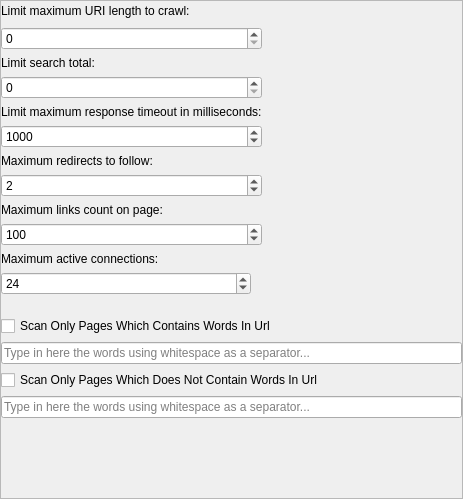
This is seospider/ui/limits_settings_widget.ui in andrascii/RiveSolutions_SEO_Spider as Qt 5 draws it before an edit. The edited form follows.
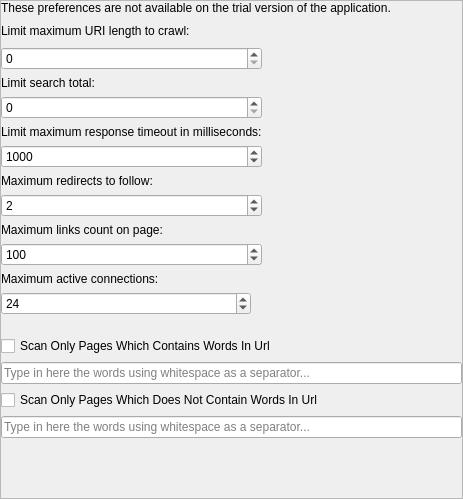
This is the edited form. Custom widgets are drawn as their Qt base class.

Commit message: Trial license gui changes

```diff
--- a/seospider/ui/limits_settings_widget.ui
+++ b/seospider/ui/limits_settings_widget.ui
@@ -52,61 +52,7 @@
       </property>
       <item>
        <layout class="QGridLayout" name="gridLayout">
-        <item row="3" column="0" colspan="2">
-         <widget class="QSpinBox" name="limitSearch">
-          <property name="sizePolicy">
-           <sizepolicy hsizetype="Preferred" vsizetype="Fixed">
-            <horstretch>0</horstretch>
-            <verstretch>0</verstretch>
-           </sizepolicy>
-          </property>
-          <property name="minimumSize">
-           <size>
-            <width>50</width>
-            <height>0</height>
-           </size>
-          </property>
-          <property name="maximum">
-           <number>10000</number>
-          </property>
-          <property name="controlKey" stdset="0">
-           <string notr="true">limitSearchTotal</string>
-          </property>
-         </widget>
-        </item>
-        <item row="2" column="0" colspan="2">
-         <widget class="QLabel" name="label_5">
-          <property name="text">
-           <string>Limit search total:</string>
-          </property>
-         </widget>
-        </item>
-        <item row="7" column="0" colspan="2">
-         <widget class="QSpinBox" name="maxRedirects">
-          <property name="sizePolicy">
-           <sizepolicy hsizetype="Preferred" vsizetype="Fixed">
-            <horstretch>0</horstretch>
-            <verstretch>0</verstretch>
-           </sizepolicy>
-          </property>
-          <property name="minimumSize">
-           <size>
-            <width>50</width>
-            <height>0</height>
-           </size>
-          </property>
-          <property name="maximum">
-           <number>100</number>
-          </property>
-          <property name="value">
-           <number>2</number>
-          </property>
-          <property name="controlKey" stdset="0">
-           <string notr="true">maxRedirectCount</string>
-          </property>
-         </widget>
-        </item>
-        <item row="5" column="0" colspan="2">
+        <item row="6" column="0" colspan="2">
          <widget class="QSpinBox" name="responseTimeout">
           <property name="sizePolicy">
            <sizepolicy hsizetype="Preferred" vsizetype="Fixed">
@@ -131,14 +77,74 @@
           </property>
          </widget>
         </item>
-        <item row="10" column="0">
+        <item row="11" column="0">
          <widget class="QLabel" name="maxConnectionsLabel">
           <property name="text">
            <string>Maximum active connections:</string>
           </property>
          </widget>
         </item>
+        <item row="10" column="0" colspan="2">
+         <widget class="QSpinBox" name="spinBox">
+          <property name="maximum">
+           <number>10000</number>
+          </property>
+          <property name="value">
+           <number>100</number>
+          </property>
+          <property name="controlKey" stdset="0">
+           <string notr="true">maxLinksCountOnPage</string>
+          </property>
+         </widget>
+        </item>
         <item row="4" column="0" colspan="2">
+         <widget class="QSpinBox" name="limitSearch">
+          <property name="sizePolicy">
+           <sizepolicy hsizetype="Preferred" vsizetype="Fixed">
+            <horstretch>0</horstretch>
+            <verstretch>0</verstretch>
+           </sizepolicy>
+          </property>
+          <property name="minimumSize">
+           <size>
+            <width>50</width>
+            <height>0</height>
+           </size>
+          </property>
+          <property name="maximum">
+           <number>10000</number>
+          </property>
+          <property name="controlKey" stdset="0">
+           <string notr="true">limitSearchTotal</string>
+          </property>
+         </widget>
+        </item>
+        <item row="8" column="0" colspan="2">
+         <widget class="QSpinBox" name="maxRedirects">
+          <property name="sizePolicy">
+           <sizepolicy hsizetype="Preferred" vsizetype="Fixed">
+            <horstretch>0</horstretch>
+            <verstretch>0</verstretch>
+           </sizepolicy>
+          </property>
+          <property name="minimumSize">
+           <size>
+            <width>50</width>
+            <height>0</height>
+           </size>
+          </property>
+          <property name="maximum">
+           <number>100</number>
+          </property>
+          <property name="value">
+           <number>2</number>
+          </property>
+          <property name="controlKey" stdset="0">
+           <string notr="true">maxRedirectCount</string>
+          </property>
+         </widget>
+        </item>
+        <item row="5" column="0" colspan="2">
          <widget class="QLabel" name="label_8">
           <property name="text">
            <string>Limit maximum response timeout in milliseconds:</string>
@@ -146,51 +152,36 @@
          </widget>
         </item>
         <item row="9" column="0" colspan="2">
-         <widget class="QSpinBox" name="spinBox">
-          <property name="maximum">
-           <number>10000</number>
-          </property>
-          <property name="value">
-           <number>100</number>
-          </property>
-          <property name="controlKey" stdset="0">
-           <string notr="true">maxLinksCountOnPage</string>
-          </property>
-         </widget>
-        </item>
-        <item row="8" column="0" colspan="2">
          <widget class="QLabel" name="label">
           <property name="text">
            <string>Maximum links count on page:</string>
           </property>
          </widget>
         </item>
-        <item row="1" column="0" colspan="2">
-         <widget class="QSpinBox" name="limitURILength">
-          <property name="sizePolicy">
-           <sizepolicy hsizetype="Preferred" vsizetype="Fixed">
-            <horstretch>0</horstretch>
-            <verstretch>0</verstretch>
-           </sizepolicy>
-          </property>
-          <property name="minimumSize">
-           <size>
-            <width>50</width>
-            <height>0</height>
-           </size>
-          </property>
-          <property name="minimum">
-           <number>0</number>
-          </property>
-          <property name="maximum">
-           <number>999999999</number>
-          </property>
-          <property name="controlKey" stdset="0">
-           <string notr="true">limitMaxUrlLength</string>
-          </property>
-         </widget>
-        </item>
         <item row="12" column="0">
+         <widget class="QSpinBox" name="maxConnectionsSpinBox">
+          <property name="minimum">
+           <number>1</number>
+          </property>
+          <property name="maximum">
+           <number>100</number>
+          </property>
+          <property name="value">
+           <number>24</number>
+          </property>
+          <property name="controlKey" stdset="0">
+           <string notr="true">maxParallelConnections</string>
+          </property>
+         </widget>
+        </item>
+        <item row="7" column="0" colspan="2">
+         <widget class="QLabel" name="label_7">
+          <property name="text">
+           <string>Maximum redirects to follow:</string>
+          </property>
+         </widget>
+        </item>
+        <item row="13" column="0">
          <spacer name="horizontalSpacer">
           <property name="orientation">
            <enum>Qt::Horizontal</enum>
@@ -206,7 +197,14 @@
           </property>
          </spacer>
         </item>
-        <item row="0" column="2">
+        <item row="3" column="0" colspan="2">
+         <widget class="QLabel" name="label_5">
+          <property name="text">
+           <string>Limit search total:</string>
+          </property>
+         </widget>
+        </item>
+        <item row="1" column="2">
          <spacer name="horizontalSpacer_3">
           <property name="orientation">
            <enum>Qt::Horizontal</enum>
@@ -219,33 +217,42 @@
           </property>
          </spacer>
         </item>
-        <item row="6" column="0" colspan="2">
-         <widget class="QLabel" name="label_7">
-          <property name="text">
-           <string>Maximum redirects to follow:</string>
+        <item row="2" column="0" colspan="2">
+         <widget class="QSpinBox" name="limitURILength">
+          <property name="sizePolicy">
+           <sizepolicy hsizetype="Preferred" vsizetype="Fixed">
+            <horstretch>0</horstretch>
+            <verstretch>0</verstretch>
+           </sizepolicy>
+          </property>
+          <property name="minimumSize">
+           <size>
+            <width>50</width>
+            <height>0</height>
+           </size>
+          </property>
+          <property name="minimum">
+           <number>0</number>
+          </property>
+          <property name="maximum">
+           <number>999999999</number>
+          </property>
+          <property name="controlKey" stdset="0">
+           <string notr="true">limitMaxUrlLength</string>
           </property>
          </widget>
         </item>
-        <item row="0" column="0" colspan="2">
+        <item row="1" column="0" colspan="2">
          <widget class="QLabel" name="label_6">
           <property name="text">
            <string>Limit maximum URI length to crawl:</string>
           </property>
          </widget>
         </item>
-        <item row="11" column="0">
-         <widget class="QSpinBox" name="maxConnectionsSpinBox">
-          <property name="minimum">
-           <number>1</number>
-          </property>
-          <property name="maximum">
-           <number>100</number>
-          </property>
-          <property name="value">
-           <number>24</number>
-          </property>
-          <property name="controlKey" stdset="0">
-           <string notr="true">maxParallelConnections</string>
+        <item row="0" column="0" colspan="3">
+         <widget class="SeoSpider::TrialLicenseLabel" name="trialLabel">
+          <property name="text">
+           <string>These preferences are not available on the trial version of the application.</string>
           </property>
          </widget>
         </item>
@@ -332,6 +339,13 @@
    </item>
   </layout>
  </widget>
+ <customwidgets>
+  <customwidget>
+   <class>SeoSpider::TrialLicenseLabel</class>
+   <extends>QLabel</extends>
+   <header location="global">trial_license_label.h</header>
+  </customwidget>
+ </customwidgets>
  <resources/>
  <connections/>
 </ui>
```
The commit also changes 16 other files.
